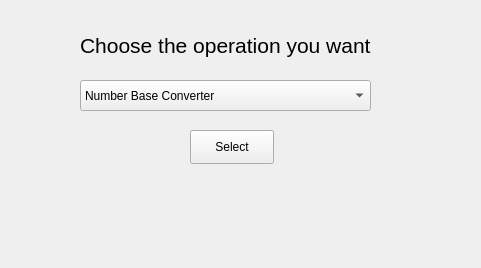
First picture: the form in design/choose.ui, repository xaprier/qt-nbc, before the edit.
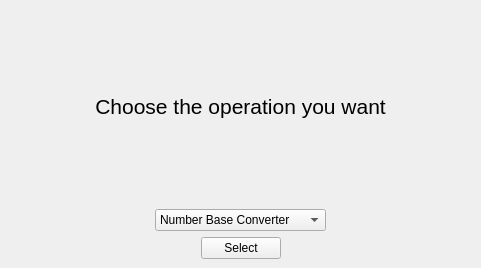
Second picture: the form after the edit. Icons and pictures are not drawn.

What changed in the file:
```diff
--- a/design/choose.ui
+++ b/design/choose.ui
@@ -18,15 +18,11 @@
     <normaloff>:/icons/qt-nbc.svg</normaloff>:/icons/qt-nbc.svg</iconset>
   </property>
   <widget class="QWidget" name="centralwidget">
+   <layout class="QGridLayout" name="gridLayout">
+    <item row="0" column="0">
+     <layout class="QVBoxLayout" name="verticalLayout">
+      <item>
    <widget class="QLabel" name="label">
-    <property name="geometry">
-     <rect>
-      <x>80</x>
-      <y>20</y>
-      <width>321</width>
-      <height>51</height>
-     </rect>
-    </property>
     <property name="font">
      <font>
       <pointsize>16</pointsize>
@@ -35,16 +31,28 @@
     <property name="text">
      <string>Choose the operation you want</string>
     </property>
-   </widget>
+        <property name="alignment">
+         <set>Qt::AlignCenter</set>
+        </property>
+       </widget>
+      </item>
+      <item>
+       <layout class="QHBoxLayout" name="horizontalLayout">
+        <item>
+         <spacer name="horizontalSpacer">
+          <property name="orientation">
+           <enum>Qt::Horizontal</enum>
+          </property>
+          <property name="sizeHint" stdset="0">
+           <size>
+            <width>40</width>
+            <height>20</height>
+           </size>
+          </property>
+         </spacer>
+        </item>
+        <item>
    <widget class="QComboBox" name="comboBox">
-    <property name="geometry">
-     <rect>
-      <x>80</x>
-      <y>80</y>
-      <width>291</width>
-      <height>31</height>
-     </rect>
-    </property>
     <item>
      <property name="text">
       <string>Number Base Converter</string>
@@ -56,19 +64,62 @@
      </property>
     </item>
    </widget>
+        </item>
+        <item>
+         <spacer name="horizontalSpacer_2">
+          <property name="orientation">
+           <enum>Qt::Horizontal</enum>
+          </property>
+          <property name="sizeHint" stdset="0">
+           <size>
+            <width>40</width>
+            <height>20</height>
+           </size>
+          </property>
+         </spacer>
+        </item>
+       </layout>
+      </item>
+      <item>
+       <layout class="QHBoxLayout" name="horizontalLayout_2">
+        <item>
+         <spacer name="horizontalSpacer_3">
+          <property name="orientation">
+           <enum>Qt::Horizontal</enum>
+          </property>
+          <property name="sizeHint" stdset="0">
+           <size>
+            <width>40</width>
+            <height>20</height>
+           </size>
+          </property>
+         </spacer>
+        </item>
+        <item>
    <widget class="QPushButton" name="pushButton">
-    <property name="geometry">
-     <rect>
-      <x>190</x>
-      <y>130</y>
-      <width>84</width>
-      <height>34</height>
-     </rect>
-    </property>
     <property name="text">
      <string>Select</string>
     </property>
    </widget>
+        </item>
+        <item>
+         <spacer name="horizontalSpacer_4">
+          <property name="orientation">
+           <enum>Qt::Horizontal</enum>
+          </property>
+          <property name="sizeHint" stdset="0">
+           <size>
+            <width>40</width>
+            <height>20</height>
+           </size>
+          </property>
+         </spacer>
+        </item>
+       </layout>
+      </item>
+     </layout>
+    </item>
+   </layout>
   </widget>
  </widget>
  <resources>
```
Lines whose indentation alone changed are shown as unchanged.
